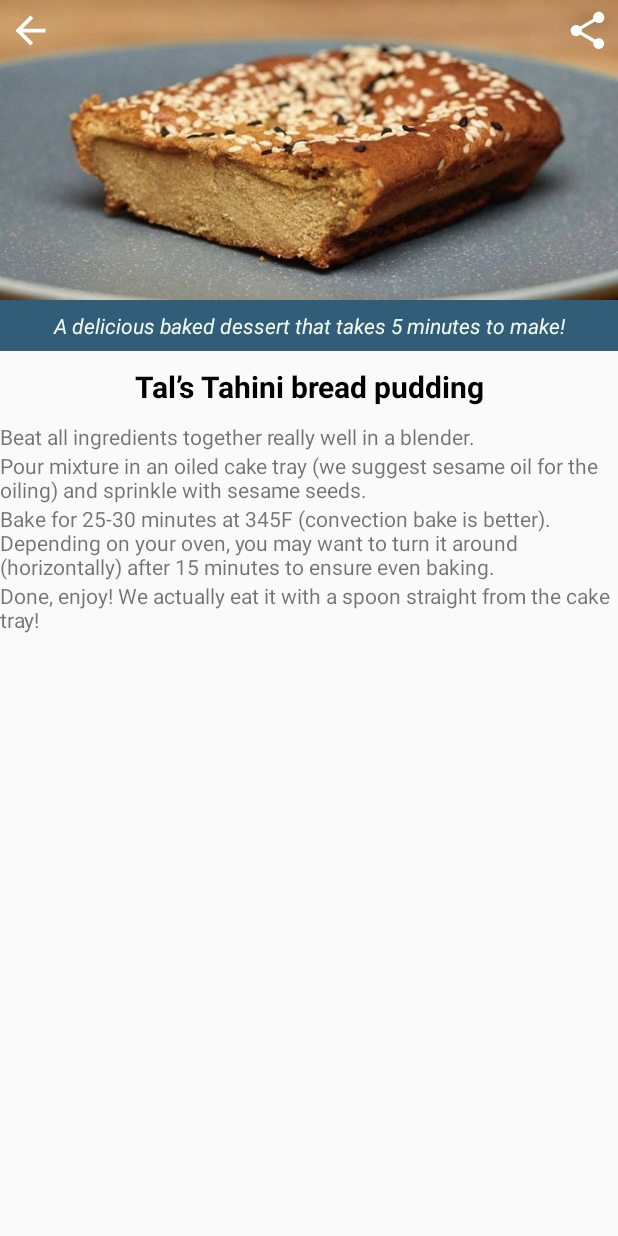
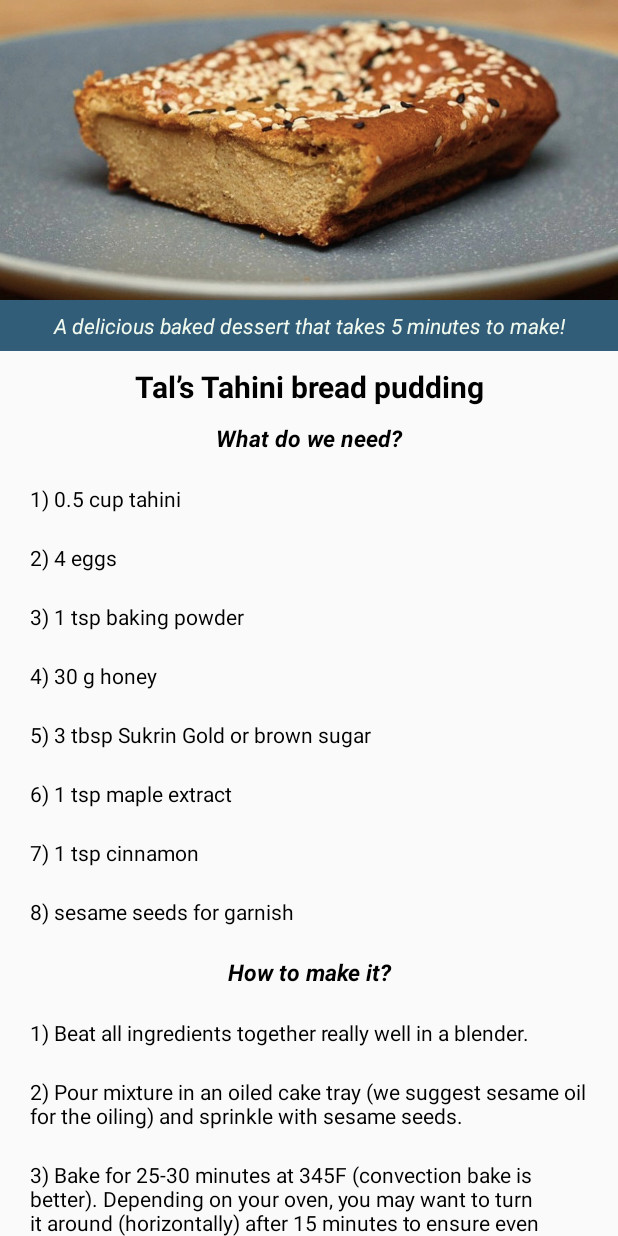
Before and after one commit to FlerkenFury/Indish, an Android app: the screen it shows after launch (MenuFragment), on a phone screen of 412 x 824 dp. Run offline under Robolectric (Android 15) with nearby library versions, the phone set to English and light mode, and no system bars.

Commit message:
menu_fix_seharusnya

```diff
--- a/app/src/main/java/project/indish/MenuFragment.java
+++ b/app/src/main/java/project/indish/MenuFragment.java
@@ -1,24 +1,85 @@
 package project.indish;
 
+import androidx.annotation.NonNull;
+import androidx.annotation.Nullable;
 import androidx.appcompat.app.AppCompatActivity;
+import androidx.fragment.app.Fragment;
+import androidx.fragment.app.FragmentActivity;
 import androidx.recyclerview.widget.LinearLayoutManager;
 import androidx.recyclerview.widget.RecyclerView;
 
+import android.view.LayoutInflater;
 import android.os.Bundle;
+import android.view.View;
+import android.view.ViewGroup;
 
 import java.util.ArrayList;
 
+import project.indish.adapter.MenuIngredientsAdapter;
 import project.indish.adapter.MenuProcedureAdapter;
 
-public class MenuFragment extends AppCompatActivity{
+public class MenuFragment extends AppCompatActivity {
 
     private ArrayList<String> stepList = new ArrayList<>();
+    private ArrayList<String> ingredientsAmountList = new ArrayList<>();
+    private ArrayList<String> ingredientsUnitList = new ArrayList<>();
+    private ArrayList<String> ingredientsNameList = new ArrayList<>();
 
     @Override
-    protected void onCreate(Bundle savedInstanceState){
+    protected void onCreate(Bundle savedInstanceState) {
         super.onCreate(savedInstanceState);
         setContentView(R.layout.menu);
+        initIngredients();
         initProcedure();
+
+        RecyclerView recyclerViewI = findViewById(R.id.menu_ingredients);
+        MenuIngredientsAdapter adapterI = new MenuIngredientsAdapter(ingredientsAmountList, ingredientsUnitList, ingredientsNameList);
+        recyclerViewI.setAdapter(adapterI);
+        recyclerViewI.setLayoutManager(new LinearLayoutManager(this));
+
+        RecyclerView recyclerViewP = findViewById(R.id.menu_procedure);
+        MenuProcedureAdapter adapterP = new MenuProcedureAdapter(stepList, this);
+        recyclerViewP.setAdapter(adapterP);
+        recyclerViewP.setLayoutManager(new LinearLayoutManager(this));
+    }
+
+    private void initIngredientsAmount(){
+        ingredientsAmountList.add("0.5");
+        ingredientsAmountList.add("4");
+        ingredientsAmountList.add("1");
+        ingredientsAmountList.add("30");
+        ingredientsAmountList.add("3");
+        ingredientsAmountList.add("1");
+        ingredientsAmountList.add("1");
+        ingredientsAmountList.add("");
+    }
+
+    private void initIngredientsUnit(){
+        ingredientsUnitList.add("cup");
+        ingredientsUnitList.add("");
+        ingredientsUnitList.add("tsp");
+        ingredientsUnitList.add("g");
+        ingredientsUnitList.add("tbsp");
+        ingredientsUnitList.add("tsp");
+        ingredientsUnitList.add("tsp");
+        ingredientsUnitList.add("");
+    }
+
+    private void initIngredientsName(){
+        ingredientsNameList.add("tahini");
+        ingredientsNameList.add("eggs");
+        ingredientsNameList.add("baking powder");
+        ingredientsNameList.add("honey");
+        ingredientsNameList.add("Sukrin Gold or brown sugar");
+        ingredientsNameList.add("maple extract");
+        ingredientsNameList.add("cinnamon");
+        ingredientsNameList.add("sesame seeds for garnish");
+    }
+
+    private void initIngredients(){
+        initIngredientsAmount();
+        initIngredientsUnit();
+        initIngredientsName();
     }
 
     private void initProcedure(){
@@ -26,13 +87,5 @@ public class MenuFragment extends AppCompatActivity{
         stepList.add("Pour mixture in an oiled cake tray (we suggest sesame oil for the oiling) and sprinkle with sesame seeds.");
         stepList.add("Bake for 25-30 minutes at 345F (convection bake is better). Depending on your oven, you may want to turn it around (horizontally) after 15 minutes to ensure even baking.");
         stepList.add("Done, enjoy! We actually eat it with a spoon straight from the cake tray!");
-        initProcedureRecyclerView();
-    }
-
-    private void initProcedureRecyclerView(){
-        RecyclerView recyclerView = findViewById(R.id.menu_procedure);
-        MenuProcedureAdapter adapter = new MenuProcedureAdapter(stepList, this);
-        recyclerView.setAdapter(adapter);
-        recyclerView.setLayoutManager(new LinearLayoutManager(this));
     }
 }
--- /dev/null
+++ b/app/src/main/java/project/indish/adapter/MenuIngredientsAdapter.java
@@ -0,0 +1,70 @@
+package project.indish.adapter;
+
+import android.content.Context;
+import android.util.Log;
+import android.view.LayoutInflater;
+import android.view.View;
+import android.view.ViewGroup;
+import android.widget.RelativeLayout;
+import android.widget.TextView;
+import android.widget.Toast;
+
+import androidx.annotation.NonNull;
+import androidx.recyclerview.widget.RecyclerView;
+
+import java.util.ArrayList;
+
+import project.indish.R;
+
+public class MenuIngredientsAdapter extends RecyclerView.Adapter<MenuIngredientsAdapter.MenuViewHolderIngredients>{
+    private static final String TAG = "MenuIngredientsAdapter";
+    private ArrayList<String> mIngredientsList = new ArrayList<>();
+
+    public MenuIngredientsAdapter(ArrayList<String> ingredientsAmountList, ArrayList<String> ingredientsUnitList, ArrayList<String> ingredientsNameList) {
+
+        for (int i=0;i<ingredientsAmountList.size();i++) {
+            String str = (i+1) + ")";
+            if(!ingredientsAmountList.get(i).equals("")){
+                str  = str.concat(" " + ingredientsAmountList.get(i));
+            }
+            if(!ingredientsUnitList.get(i).equals("")){
+                str = str.concat(" " + ingredientsUnitList.get(i));
+            }
+            if(!ingredientsNameList.get(i).equals("")){
+                str = str.concat(" " + ingredientsNameList.get(i));
+            }
+
+            mIngredientsList.add(str);
+        }
+    }
+
+    @NonNull
+    @Override
+    public MenuViewHolderIngredients onCreateViewHolder(@NonNull ViewGroup parent, int viewType) {
+        View view = LayoutInflater.from(parent.getContext()).inflate(R.layout.menu_ingredient, parent, false);
+        MenuViewHolderIngredients holder = new MenuViewHolderIngredients(view);
+
+        return holder;
+    }
+
+    @Override
+    public void onBindViewHolder(@NonNull MenuViewHolderIngredients holder, final int position) {
+        Log.d(TAG, "onBindViewHolder: called");
+
+        holder.ingredient.setText(mIngredientsList.get(position));
+    }
+
+    @Override
+    public int getItemCount() {
+        return mIngredientsList.size();
+    }
+
+    public class MenuViewHolderIngredients extends RecyclerView.ViewHolder{
+
+        TextView ingredient;
+        public MenuViewHolderIngredients(@NonNull View itemView) {
+            super(itemView);
+            ingredient = itemView.findViewById(R.id.menu_ingredient);
+        }
+    }
+}
--- a/app/src/main/java/project/indish/adapter/MenuProcedureAdapter.java
+++ b/app/src/main/java/project/indish/adapter/MenuProcedureAdapter.java
@@ -16,27 +16,31 @@ import java.util.ArrayList;
 
 import project.indish.R;
 
-public class MenuProcedureAdapter extends RecyclerView.Adapter<MenuProcedureAdapter.MenuViewHolder>{
+public class MenuProcedureAdapter extends RecyclerView.Adapter<MenuProcedureAdapter.MenuViewHolderProcedure>{
     private static final String TAG = "MenuProcedureAdapter";
     private ArrayList<String> mStepList = new ArrayList<>();
     private Context mContext;
 
     public MenuProcedureAdapter(ArrayList<String> stepList, Context context) {
         this.mStepList = stepList;
+        for (int i=0;i<stepList.size();i++) {
+            mStepList.set(i, (i+1) + ") " + mStepList.get(i));
+        }
+
         this.mContext = context;
     }
 
     @NonNull
     @Override
-    public MenuViewHolder onCreateViewHolder(@NonNull ViewGroup parent, int viewType) {
-        View view = LayoutInflater.from(parent.getContext()).inflate(R.layout.menu_item, parent, false);
-        MenuViewHolder holder = new MenuViewHolder(view);
+    public MenuViewHolderProcedure onCreateViewHolder(@NonNull ViewGroup parent, int viewType) {
+        View view = LayoutInflater.from(parent.getContext()).inflate(R.layout.menu_procedure, parent, false);
+        MenuViewHolderProcedure holder = new MenuViewHolderProcedure(view);
 
         return holder;
     }
 
     @Override
-    public void onBindViewHolder(@NonNull MenuViewHolder holder, final int position) {
+    public void onBindViewHolder(@NonNull MenuViewHolderProcedure holder, final int position) {
         Log.d(TAG, "onBindViewHolder: called");
 
         holder.step.setText(mStepList.get(position));
@@ -53,11 +57,11 @@ public class MenuProcedureAdapter extends RecyclerView.Adapter<MenuProcedureAdap
         return mStepList.size();
     }
 
-    public class MenuViewHolder extends RecyclerView.ViewHolder{
+    public class MenuViewHolderProcedure extends RecyclerView.ViewHolder{
 
         TextView step;
         RelativeLayout parentMenu;
-        public MenuViewHolder(@NonNull View itemView) {
+        public MenuViewHolderProcedure(@NonNull View itemView) {
             super(itemView);
             step = itemView.findViewById(R.id.menu_step);
             parentMenu = itemView.findViewById(R.id.parent_menu);
--- a/app/src/main/res/layout/menu.xml
+++ b/app/src/main/res/layout/menu.xml
@@ -2,34 +2,28 @@
 <RelativeLayout xmlns:android="http://schemas.android.com/apk/res/android"
     android:layout_width="match_parent"
     android:layout_height="match_parent"
+    android:orientation="vertical"
     xmlns:app="http://schemas.android.com/apk/res-auto"
     >
+
+    <androidx.core.widget.NestedScrollView
+        android:layout_width="match_parent"
+        android:layout_height="match_parent"
+        >
+
+        <RelativeLayout
+            android:layout_width="match_parent"
+            android:layout_height="match_parent">
+
             <ImageView
                 android:id="@+id/menu_image"
                 android:layout_width="match_parent"
                 android:layout_height="200dp"
-                android:scaleType="fitXY"
+                android:scaleType="centerCrop"
                 android:src="@drawable/bread_pudding"
                 app:layout_constraintBottom_toBottomOf="parent"
                 app:layout_constraintStart_toStartOf="parent"
                 app:layout_constraintTop_toTopOf="parent"
-                />
-
-            <ImageView
-                android:id="@+id/menu_back"
-                android:layout_width="30dp"
-                android:layout_height="30dp"
-                android:src="@drawable/ic_arrow_back_white_24dp"
-                android:layout_margin="5dp"
-                />
-
-            <ImageView
-                android:id="@+id/menu_share"
-                android:layout_width="30dp"
-                android:layout_height="30dp"
-                android:src="@drawable/ic_share_white_24dp"
-                android:layout_alignRight="@+id/menu_image"
-                android:layout_margin="5dp"
                 />
 
             <TextView
@@ -59,12 +53,49 @@
                 >
             </TextView>
 
-            <androidx.recyclerview.widget.RecyclerView
+            <TextView
+                android:id="@+id/title_ingredients"
                 android:layout_below="@+id/menu_name"
                 android:layout_width="match_parent"
-                android:layout_height="match_parent"
+                android:layout_height="wrap_content"
+                android:text="@string/title_i"
+                android:textColor="@android:color/black"
+                android:textStyle="bold|italic"
+                android:gravity="center_horizontal"
+                android:textSize="15dp"
+                >
+            </TextView>
+
+            <androidx.recyclerview.widget.RecyclerView
+                android:layout_below="@+id/title_ingredients"
+                android:layout_width="match_parent"
+                android:layout_height="wrap_content"
+                android:id="@+id/menu_ingredients"
+                android:layout_margin="10dp"
+                >
+
+            </androidx.recyclerview.widget.RecyclerView>
+
+            <TextView
+                android:id="@+id/title_procedure"
+                android:layout_below="@+id/menu_ingredients"
+                android:layout_width="match_parent"
+                android:layout_height="wrap_content"
+                android:text="@string/title_p"
+                android:textColor="@android:color/black"
+                android:gravity="center_horizontal"
+                android:textStyle="bold|italic"
+                android:textSize="15dp"
+                >
+            </TextView>
+            <androidx.recyclerview.widget.RecyclerView
+                android:layout_margin="10dp"
+                android:layout_below="@+id/title_procedure"
+                android:layout_width="match_parent"
+                android:layout_height="wrap_content"
                 android:id="@+id/menu_procedure"
                 >
             </androidx.recyclerview.widget.RecyclerView>
-
+        </RelativeLayout>
+    </androidx.core.widget.NestedScrollView>
 </RelativeLayout>
--- /dev/null
+++ b/app/src/main/res/layout/menu_ingredient.xml
@@ -0,0 +1,16 @@
+<?xml version="1.0" encoding="utf-8"?>
+<RelativeLayout xmlns:android="http://schemas.android.com/apk/res/android"
+    android:layout_width="match_parent"
+    android:layout_height="wrap_content"
+    >
+
+    <TextView
+        android:layout_width="wrap_content"
+        android:layout_height="wrap_content"
+        android:text="Ingredient 1"
+        android:id="@+id/menu_ingredient"
+        android:padding="10dp"
+        android:textColor="@android:color/black"
+        >
+    </TextView>
+</RelativeLayout>
--- a/app/src/main/res/layout/menu_item.xml
+++ b/app/src/main/res/layout/menu_procedure.xml
@@ -10,6 +10,9 @@
         android:layout_height="wrap_content"
         android:text="Procedure 1"
         android:id="@+id/menu_step"
+        android:padding="10dp"
+        android:textColor="@android:color/black"
+
         >
     </TextView>
 </RelativeLayout>
--- a/app/src/main/res/values/strings.xml
+++ b/app/src/main/res/values/strings.xml
@@ -4,4 +4,6 @@
     <string name="navigation_drawer_close">Close navigation drawer</string>
     <string name="menu_name">Tal’s Tahini bread pudding</string>
     <string name="menu_desc">A delicious baked dessert that takes 5 minutes to make!</string>
+    <string name="title_i">What do we need?</string>
+    <string name="title_p">How to make it?</string>
 </resources>
```
Also changed, not shown: app/src/main/AndroidManifest.xml (+6 -3 lines), app/src/main/java/project/indish/MainFragment.java (+4 -5 lines), app/src/main/res/drawable/bread_pudding.jpg (deleted), app/src/main/res/drawable/bread_pudding.png (added).
